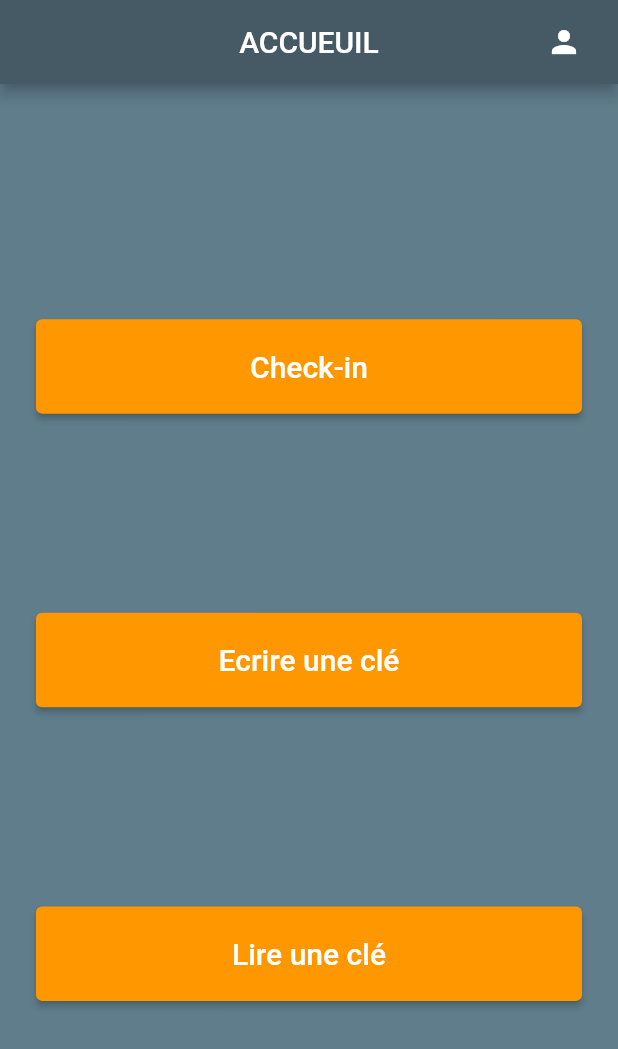
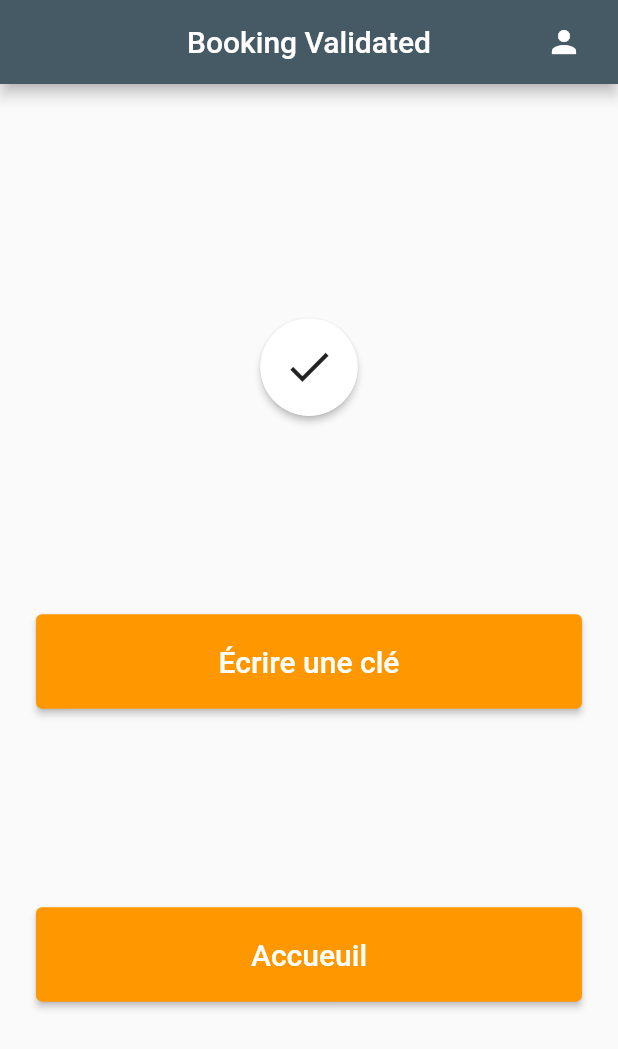
Before and after one commit to Parrots-in-the-Alps/flutter_app, a Flutter app: the screen it shows after launch, on a phone screen of 412 x 824 dp. Shown: the top 1049 px of the screen. Run offline on Flutter 3.47's test engine with Material 2 defaults, Android fonts, the phone set to English and light mode, and no system bars; missing offline and left inert: qr_code_scanner.

Commit message:
add booking validated page

```diff
--- /dev/null
+++ b/lib/check_in/_screens/booking_validated.dart
@@ -0,0 +1,35 @@
+import 'package:flutter/material.dart';
+import 'package:vulcan_mobile_app/main/home_page.dart';
+import 'package:vulcan_mobile_app/utils/app_bar.dart';
+import 'package:vulcan_mobile_app/utils/button.dart';
+
+class BookingValidated extends StatelessWidget {
+  const BookingValidated({super.key});
+
+  @override
+  Widget build(BuildContext context) {
+    return Scaffold(
+        appBar: const VulcanAppBar(title: "Booking Validated"),
+        body: Padding(
+          padding: const EdgeInsets.all(24.0),
+          child: Column(
+            mainAxisAlignment: MainAxisAlignment.spaceEvenly,
+            children: [
+              RawMaterialButton(
+                onPressed: () {},
+                elevation: 2.0,
+                fillColor: Colors.white,
+                padding: const EdgeInsets.all(15.0),
+                shape: const CircleBorder(),
+                child: const Icon(
+                  Icons.done,
+                  size: 35.0,
+                ),
+              ),
+              const MenuButton(text: "Écrire une clé", destination: HomePage()),
+              const MenuButton(text: "Accueuil", destination: HomePage()),
+            ],
+          ),
+        ));
+  }
+}
--- a/lib/main.dart
+++ b/lib/main.dart
@@ -1,7 +1,9 @@
 import 'package:flutter/material.dart';
 import 'package:provider/provider.dart';
+import 'package:vulcan_mobile_app/main/home_page.dart';
 import 'package:vulcan_mobile_app/providers/ReservationsProvider.dart';
-import 'main/home_page.dart';
+import 'check_in/_screens/booking_validated.dart';
+// import 'main/home_page.dart';
 
 void main() {
   runApp(
@@ -11,7 +13,7 @@ void main() {
       ],
       child: const MyApp(),
     ),
-    );
+  );
 }
 
 class MyApp extends StatelessWidget {
@@ -24,7 +26,7 @@ class MyApp extends StatelessWidget {
       title: 'Vulcan App',
       debugShowCheckedModeBanner: false,
       theme: ThemeData(),
-      home: const HomePage(),
+      home: const BookingValidated(),
     );
   }
 }
--- a/lib/main/home_page.dart
+++ b/lib/main/home_page.dart
@@ -10,15 +10,15 @@ class HomePage extends StatelessWidget {
   @override
   Widget build(BuildContext context) {
     return Scaffold(
-      appBar: const VulcanAppBar(title: "ACCUEUIL"),
+      appBar: const VulcanAppBar(title: "Accueuil"),
       body: Container(
         color: const Color(0xFF607D8B),
-        child: Expanded(
+        child: const Expanded(
           child: Padding(
-            padding: const EdgeInsets.all(24.0),
+            padding: EdgeInsets.all(24.0),
             child: Column(
               mainAxisAlignment: MainAxisAlignment.spaceEvenly,
-              children: const [
+              children: [
                 MenuButton(text: 'Check-in', destination: QRCode()),
                 MenuButton(
                     text: 'Ecrire une clé', destination: PickRoomScreen()),
--- a/lib/providers/ReservationsProvider.dart
+++ b/lib/providers/ReservationsProvider.dart
@@ -3,5 +3,9 @@ import 'package:flutter/material.dart';
 class ReservationProvider extends ChangeNotifier {
   String reservation_id = "";
 
-
+  // Future<Reservation> getReservation() async {
+  //   var response =
+  //       await http.get(Uri.parse("https://rickandmortyapi.com/api/character"));
+  //   return RickAndMortyCharacters.fromJson(jsonDecode(response.body)).results;
+  // }
 }
```
Also changed, not shown: pubspec.lock.
